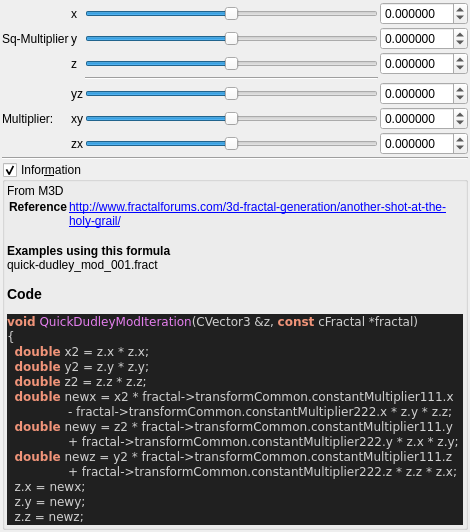
The window that mandelbulber2/qt_data/fractal_quick_dudley_mod.ui (buddhi1980/mandelbulber2) describes before a commit, drawn with Qt 5.
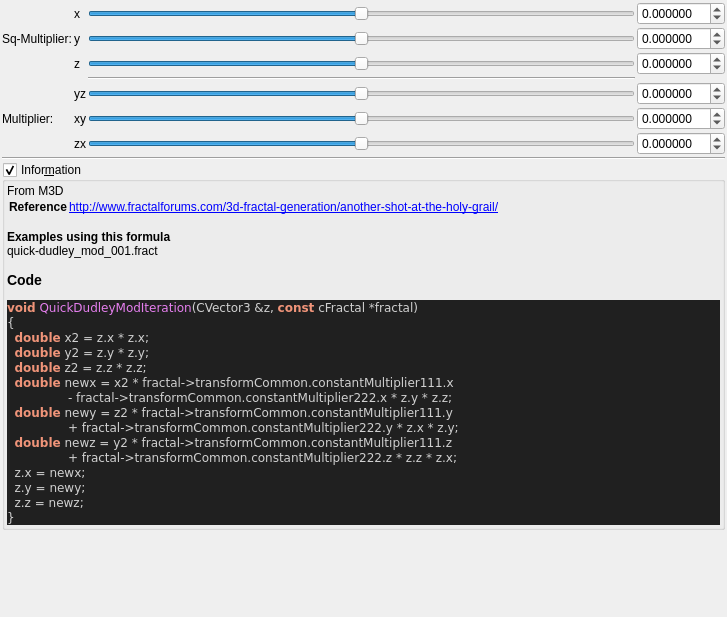
The same window after the commit. Custom widgets are drawn as their Qt base class.

Diff of the .ui file:
```diff
--- a/mandelbulber2/qt_data/fractal_quick_dudley_mod.ui
+++ b/mandelbulber2/qt_data/fractal_quick_dudley_mod.ui
@@ -6,8 +6,8 @@
    <rect>
     <x>0</x>
     <y>0</y>
-    <width>470</width>
-    <height>531</height>
+    <width>727</width>
+    <height>617</height>
    </rect>
   </property>
   <property name="windowTitle">
@@ -222,7 +222,7 @@
      <item row="2" column="1">
       <widget class="QLabel" name="label_267">
        <property name="text">
-        <string>Sq-Multiplier</string>
+        <string>Sq-Multiplier:</string>
        </property>
       </widget>
      </item>
```
Left out of the diff: 17 changed lines with no effect on the pictures.
